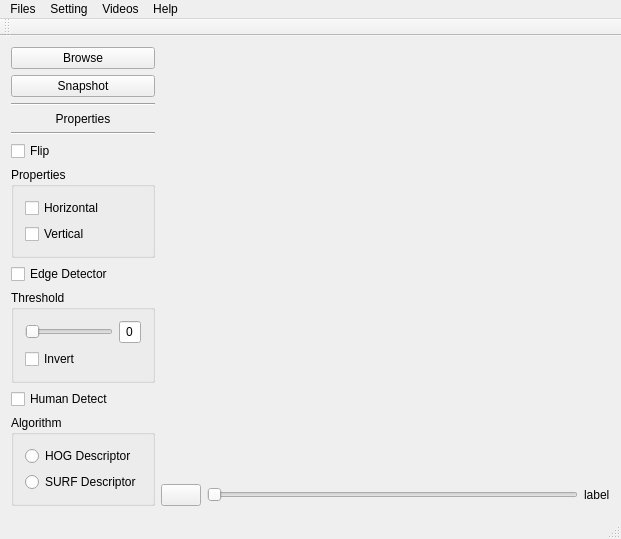
Before: the Qt Designer form forms/mainwindow.ui in faizshukri/humantracking, drawn with Qt 5.
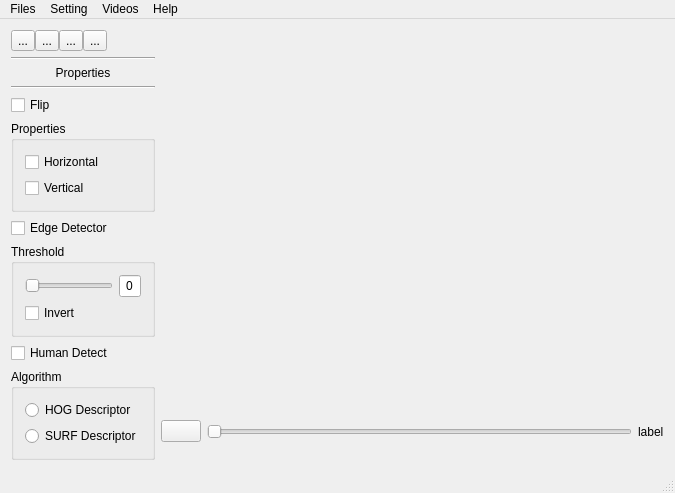
After: the same form once the commit is applied. Icons and pictures are not drawn.

```diff
--- a/forms/mainwindow.ui
+++ b/forms/mainwindow.ui
@@ -6,8 +6,8 @@
    <rect>
     <x>0</x>
     <y>0</y>
-    <width>621</width>
-    <height>479</height>
+    <width>675</width>
+    <height>481</height>
    </rect>
   </property>
   <property name="windowTitle">
@@ -24,26 +24,117 @@
    </size>
   </property>
   <widget class="QWidget" name="centralWidget">
-   <layout class="QHBoxLayout" name="horizontalLayout" stretch="2,10">
-    <property name="sizeConstraint">
-     <enum>QLayout::SetDefaultConstraint</enum>
-    </property>
+   <layout class="QVBoxLayout" name="verticalLayout_6">
+    <item>
+     <layout class="QHBoxLayout" name="horizontalLayout_4">
+      <property name="spacing">
+       <number>0</number>
+      </property>
+      <item>
+       <widget class="QToolButton" name="btnBrowse">
+        <property name="toolTip">
+         <string>Open video file</string>
+        </property>
+        <property name="statusTip">
+         <string/>
+        </property>
+        <property name="whatsThis">
+         <string/>
+        </property>
+        <property name="text">
+         <string>...</string>
+        </property>
+        <property name="icon">
+         <iconset resource="../Resources.qrc">
+          <normaloff>:/images/open</normaloff>:/images/open</iconset>
+        </property>
+        <property name="iconSize">
+         <size>
+          <width>24</width>
+          <height>24</height>
+         </size>
+        </property>
+       </widget>
+      </item>
+      <item>
+       <widget class="QToolButton" name="btnSnap">
+        <property name="toolTip">
+         <string>Capture the current frame</string>
+        </property>
+        <property name="text">
+         <string>...</string>
+        </property>
+        <property name="icon">
+         <iconset resource="../Resources.qrc">
+          <normaloff>:/images/capture</normaloff>:/images/capture</iconset>
+        </property>
+        <property name="iconSize">
+         <size>
+          <width>24</width>
+          <height>24</height>
+         </size>
+        </property>
+       </widget>
+      </item>
+      <item>
+       <widget class="QToolButton" name="btnSnapAllFrame">
+        <property name="toolTip">
+         <string>Capture all frames for this video</string>
+        </property>
+        <property name="text">
+         <string>...</string>
+        </property>
+        <property name="icon">
+         <iconset resource="../Resources.qrc">
+          <normaloff>:/images/capture_all</normaloff>:/images/capture_all</iconset>
+        </property>
+        <property name="iconSize">
+         <size>
+          <width>24</width>
+          <height>24</height>
+         </size>
+        </property>
+       </widget>
+      </item>
+      <item>
+       <widget class="QToolButton" name="btnExport">
+        <property name="toolTip">
+         <string>Export videos</string>
+        </property>
+        <property name="text">
+         <string>...</string>
+        </property>
+        <property name="icon">
+         <iconset resource="../Resources.qrc">
+          <normaloff>:/images/export</normaloff>:/images/export</iconset>
+        </property>
+        <property name="iconSize">
+         <size>
+          <width>24</width>
+          <height>24</height>
+         </size>
+        </property>
+       </widget>
+      </item>
+      <item>
+       <spacer name="horizontalSpacer">
+        <property name="orientation">
+         <enum>Qt::Horizontal</enum>
+        </property>
+        <property name="sizeHint" stdset="0">
+         <size>
+          <width>40</width>
+          <height>20</height>
+         </size>
+        </property>
+       </spacer>
+      </item>
+     </layout>
+    </item>
+    <item>
+     <layout class="QHBoxLayout" name="horizontalLayout" stretch="1,5">
     <item>
      <layout class="QVBoxLayout" name="verticalLayout">
-      <item>
-       <widget class="QPushButton" name="btnBrowse">
-        <property name="text">
-         <string>Browse</string>
-        </property>
-       </widget>
-      </item>
-      <item>
-       <widget class="QPushButton" name="btnSnap">
-        <property name="text">
-         <string>Snapshot</string>
-        </property>
-       </widget>
-      </item>
       <item>
        <widget class="Line" name="line">
         <property name="orientation">
@@ -191,7 +282,7 @@
      </layout>
     </item>
     <item>
-     <layout class="QVBoxLayout" name="verticalLayout_2" stretch="1,0">
+       <layout class="QVBoxLayout" name="verticalLayout_2" stretch="6,1">
       <item>
        <widget class="QLabel" name="labelDisplay">
         <property name="text">
@@ -258,13 +349,15 @@
      </layout>
     </item>
    </layout>
+    </item>
+   </layout>
   </widget>
   <widget class="QMenuBar" name="menuBar">
    <property name="geometry">
     <rect>
      <x>0</x>
      <y>0</y>
-     <width>621</width>
+     <width>675</width>
      <height>21</height>
     </rect>
    </property>
@@ -314,13 +407,10 @@
    <addaction name="menuVideos"/>
    <addaction name="menuHelp"/>
   </widget>
-  <widget class="QToolBar" name="mainToolBar">
-   <attribute name="toolBarArea">
-    <enum>TopToolBarArea</enum>
-   </attribute>
-   <attribute name="toolBarBreak">
+  <widget class="QStatusBar" name="statusBar">
+   <property name="enabled">
     <bool>false</bool>
-   </attribute>
+   </property>
   </widget>
   <widget class="QStatusBar" name="statusBar"/>
   <action name="actionExports">
```
Left out of the diff: 6 changed lines with no effect on the pictures. Lines whose indentation alone changed are shown as unchanged.
